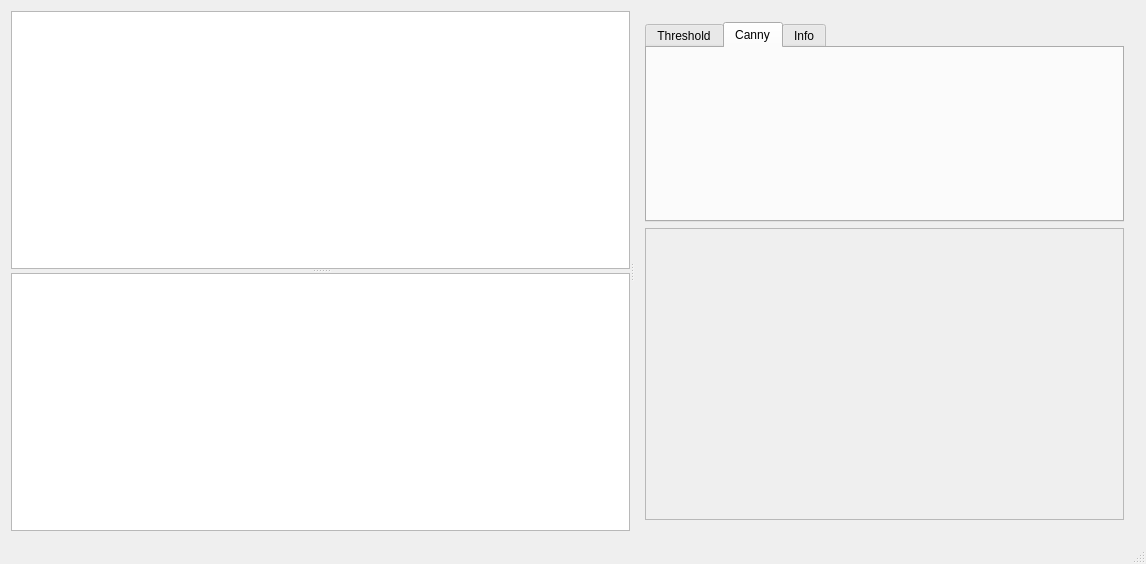
Qt form dicewindow.ui (stampho/dice) before a commit.
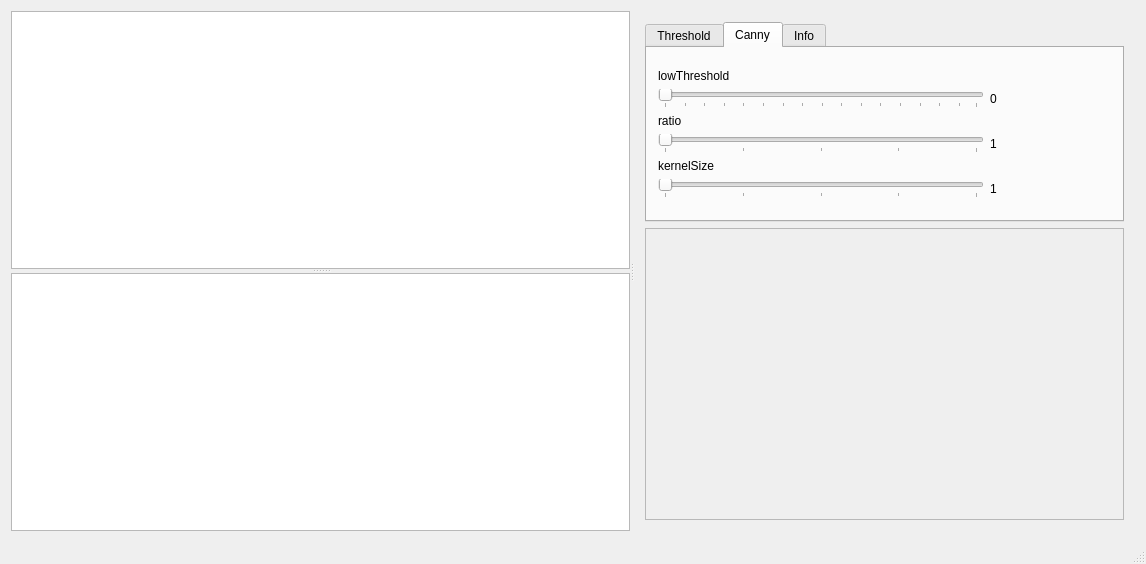
The same form after that commit. The open tabs and pages were chosen to show the change.

```diff
--- a/dicewindow.ui
+++ b/dicewindow.ui
@@ -330,6 +330,117 @@
            <attribute name="title">
             <string>Canny</string>
            </attribute>
+           <widget class="QWidget" name="">
+            <property name="geometry">
+             <rect>
+              <x>0</x>
+              <y>10</y>
+              <width>361</width>
+              <height>151</height>
+             </rect>
+            </property>
+            <layout class="QGridLayout" name="gridLayout_7">
+             <item row="0" column="0">
+              <widget class="QLabel" name="label_3">
+               <property name="text">
+                <string>lowThreshold</string>
+               </property>
+              </widget>
+             </item>
+             <item row="1" column="0">
+              <widget class="QSlider" name="lowThresholdSlider">
+               <property name="maximum">
+                <number>127</number>
+               </property>
+               <property name="orientation">
+                <enum>Qt::Horizontal</enum>
+               </property>
+               <property name="tickPosition">
+                <enum>QSlider::TicksBelow</enum>
+               </property>
+               <property name="tickInterval">
+                <number>8</number>
+               </property>
+              </widget>
+             </item>
+             <item row="1" column="1">
+              <widget class="QLabel" name="lowThresholdDisplay">
+               <property name="text">
+                <string>0</string>
+               </property>
+              </widget>
+             </item>
+             <item row="2" column="0">
+              <widget class="QLabel" name="label_10">
+               <property name="text">
+                <string>ratio</string>
+               </property>
+              </widget>
+             </item>
+             <item row="3" column="0">
+              <widget class="QSlider" name="ratioSlider">
+               <property name="minimum">
+                <number>1</number>
+               </property>
+               <property name="maximum">
+                <number>5</number>
+               </property>
+               <property name="orientation">
+                <enum>Qt::Horizontal</enum>
+               </property>
+               <property name="tickPosition">
+                <enum>QSlider::TicksBelow</enum>
+               </property>
+               <property name="tickInterval">
+                <number>1</number>
+               </property>
+              </widget>
+             </item>
+             <item row="3" column="1">
+              <widget class="QLabel" name="ratioDisplay">
+               <property name="text">
+                <string>1</string>
+               </property>
+              </widget>
+             </item>
+             <item row="4" column="0">
+              <widget class="QLabel" name="label_11">
+               <property name="text">
+                <string>kernelSize</string>
+               </property>
+              </widget>
+             </item>
+             <item row="5" column="0">
+              <widget class="QSlider" name="kernelSizeSlider">
+               <property name="enabled">
+                <bool>false</bool>
+               </property>
+               <property name="minimum">
+                <number>1</number>
+               </property>
+               <property name="maximum">
+                <number>5</number>
+               </property>
+               <property name="orientation">
+                <enum>Qt::Horizontal</enum>
+               </property>
+               <property name="tickPosition">
+                <enum>QSlider::TicksBelow</enum>
+               </property>
+               <property name="tickInterval">
+                <number>1</number>
+               </property>
+              </widget>
+             </item>
+             <item row="5" column="1">
+              <widget class="QLabel" name="kernelSizeDisplay">
+               <property name="text">
+                <string>1</string>
+               </property>
+              </widget>
+             </item>
+            </layout>
+           </widget>
           </widget>
           <widget class="QWidget" name="tab_3">
            <attribute name="title">
```
Left out of the diff: 2 changed lines with no effect on the pictures.
